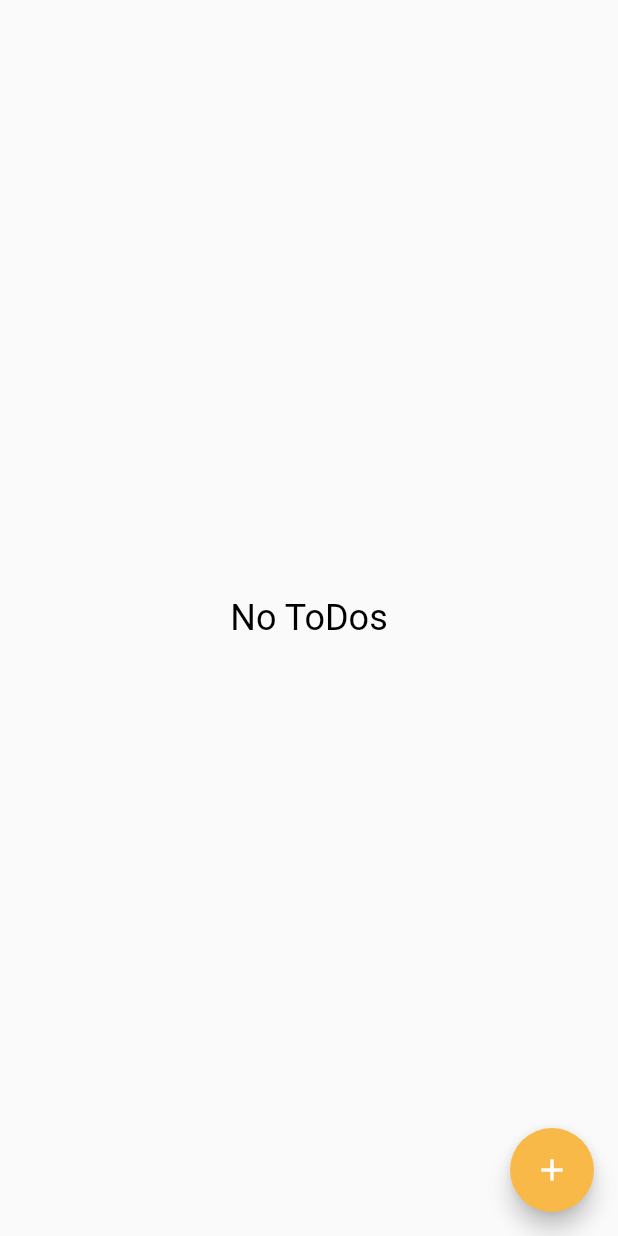
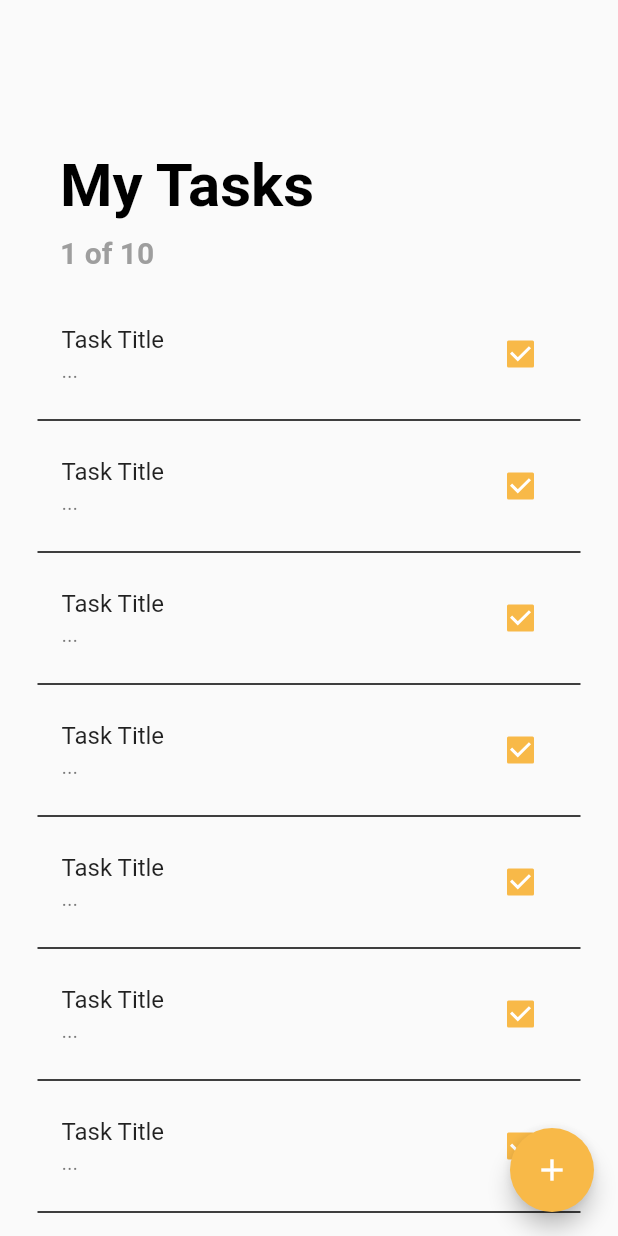
Before and after one commit to ManuHaa/notice_flutter_app, a Flutter app: the ToDoList screen opened directly, on a phone screen of 412 x 824 dp. Run offline on Flutter 3.47's test engine with Material 2 defaults, Android fonts, the phone set to English and light mode, and no system bars; our stand-ins replace sqflite; accounts and stored records are empty.

Commit message:
Todo angepasst

```diff
--- a/lib/db/todo_database.dart
+++ b/lib/db/todo_database.dart
@@ -27,13 +27,15 @@ class TodoDatabase {
     final idType = 'INTEGER PRIMARY KEY AUTOINCREMENT';
     final integerType = 'INTEGER NOT NULL';
     final textType = 'TEXT NOT NULL';
+    final dateType = 'NOT NULL';
 
     await db.execute('''
     CREATE TABLE $tableTodo (
       ${TodoFields.id} $idType,
-      ${TodoFields.number} $integerType,
       ${TodoFields.title} $textType,
-      ${TodoFields.description} $textType
+      ${TodoFields.dateTime} $dateType,
+      ${TodoFields.priority} $textType,
+      ${TodoFields.status} $integerType,
       )
       ''');
   }
--- a/lib/model/todo.dart
+++ b/lib/model/todo.dart
@@ -1,42 +1,54 @@
 final String tableTodo = 'todo';
 
 class TodoFields {
-  static final List<String> values = [id, number, title, description];
+  static final List<String> values = [id, title, dateTime, priority, status];
 
   static final String id = '_id';
-  static final String number = 'number';
   static final String title = 'title';
-  static final String description = 'description';
+  static final String dateTime = 'dateTime';
+  static final String priority = 'priority';
+  static final String status = 'status';
 }
 
 class Todo {
   final int? id;
-  final int number;
   final String title;
-  final String description;
+  final DateTime dateTime;
+  final String priority;
+  final int status; // 0 incomplete, 1 complete
 
   const Todo(
       {this.id,
-      required this.number,
       required this.title,
-      required this.description});
+      required this.dateTime,
+      required this.priority,
+      required this.status});
 
-  Todo copy({int? id, int? number, String? title, String? description}) => Todo(
-      id: id ?? this.id,
-      number: number ?? this.number,
-      title: title ?? this.title,
-      description: description ?? this.description);
+  Todo copy(
+          {int? id,
+          String? title,
+          DateTime? dateTime,
+          String? priority,
+          int? status}) =>
+      Todo(
+          id: id ?? this.id,
+          title: title ?? this.title,
+          dateTime: dateTime ?? this.dateTime,
+          priority: priority ?? this.priority,
+          status: status ?? this.status);
 
   Map<String, Object?> toJson() => {
         TodoFields.id: id,
-        TodoFields.number: number,
         TodoFields.title: title,
-        TodoFields.description: description
+        TodoFields.dateTime: dateTime,
+        TodoFields.priority: priority,
+        TodoFields.status: status
       };
 
   static Todo fromJson(Map<String, Object?> json) => Todo(
       id: json[TodoFields.id] as int?,
-      number: json[TodoFields.number] as int,
       title: json[TodoFields.title] as String,
-      description: json[TodoFields.description] as String);
+      dateTime: json[TodoFields.dateTime] as DateTime,
+      priority: json[TodoFields.priority] as String,
+      status: json[TodoFields.status] as int);
 }
--- a/lib/views/todos.dart
+++ b/lib/views/todos.dart
@@ -1,13 +1,10 @@
-import 'dart:async';
-import 'package:flutter_staggered_grid_view/flutter_staggered_grid_view.dart';
 import 'package:flutter/material.dart';
+import 'package:notice_flutter_app/views/todos_add_page.dart';
 import 'package:notice_flutter_app/widgets/nav-drawer.dart';
-import 'package:notice_flutter_app/colorpalette/colorpalette.dart';
-import 'package:notice_flutter_app/db/todo_database.dart';
+
 import 'package:notice_flutter_app/model/todo.dart';
-import 'package:notice_flutter_app/widgets/todo_card_widget.dart';
-import 'todos_edit_page.dart';
-import 'todos_detail_page.dart';
+
+import 'todos_add_page.dart';
 
 //StatelessWidget -> sind nicht veränderbar
 //ist der Balken oben
@@ -39,55 +36,98 @@ class TodoListState extends State<ToDoList> {
   late List<Todo> todos;
   bool isLoading = false;
 
-  @override
+  /*@override
   void initState() {
     super.initState();
     refreshTodo();
-  }
+  }*/
 
   //close the DB
-  @override
+  /*@override
   void dispose() {
     TodoDatabase.instance.close();
     super.dispose();
-  }
+  }*/
 
   //refresh the db
-  Future refreshTodo() async {
+  /*Future refreshTodo() async {
     setState(() => isLoading = true);
     this.todos = await TodoDatabase.instance.readAllNotes();
 
     setState(() => isLoading = false);
+  }*/
+
+  @override
+  Widget build(BuildContext context) {
+    return Scaffold(
+        floatingActionButton: FloatingActionButton(
+          backgroundColor: Theme.of(context).primaryColor,
+          child: Icon(Icons.add),
+          onPressed: () => Navigator.push(
+              context, MaterialPageRoute(builder: (_) => AddPage())),
+        ),
+        body: ListView.builder(
+          padding: EdgeInsets.symmetric(vertical: 80.0),
+          itemCount: 10,
+          itemBuilder: (BuildContext context, int index) {
+            if (index == 0) {
+              return Padding(
+                padding: const EdgeInsets.symmetric(
+                    horizontal: 40.0, vertical: 20.0),
+                child: Column(
+                  crossAxisAlignment: CrossAxisAlignment.start,
+                  children: <Widget>[
+                    Text(
+                      'My Tasks',
+                      style: TextStyle(
+                        color: Colors.black,
+                        fontSize: 40.0,
+                        fontWeight: FontWeight.bold,
+                      ),
+                    ),
+                    SizedBox(height: 10.0),
+                    Text(
+                      '1 of 10',
+                      style: TextStyle(
+                          color: Colors.grey,
+                          fontSize: 20.0,
+                          fontWeight: FontWeight.w600),
+                    ),
+                  ],
+                ),
+              );
+            }
+            return buildTask(index);
+          },
+        ));
   }
 
-  @override
-  Widget build(BuildContext context) => Scaffold(
-        body: Center(
-          child: isLoading
-              ? CircularProgressIndicator()
-              : todos.isEmpty
-                  ? Text(
-                      'No ToDos',
-                      style: TextStyle(color: Colors.black, fontSize: 24),
-                    )
-                  : buildTodo(),
-        ),
-        //Butten zum hinzufügen
-        floatingActionButton: FloatingActionButton(
-          backgroundColor: MaterialColor(0xFFF8B948, color),
-          child: Icon(Icons.add),
-          onPressed: () async {
-            await Navigator.of(context).push(
-              MaterialPageRoute(builder: (context) => AddEditTodoPage()),
-            );
-
-            refreshTodo();
-          },
-        ),
-      );
+  Widget buildTask(int index) {
+    return Padding(
+        padding: EdgeInsets.symmetric(horizontal: 25),
+        child: Column(
+          children: [
+            ListTile(
+              title: Text('Task Title'),
+              subtitle: Text('...'),
+              trailing: Checkbox(
+                onChanged: (value) {
+                  print(value);
+                },
+                activeColor: Theme.of(context).primaryColor,
+                value: true,
+              ),
+            ),
+            const Divider(
+              color: Colors.black,
+              thickness: 1,
+            )
+          ],
+        ));
+  }
 
   // Build the whole list of todo items
-  Widget buildTodo() => StaggeredGridView.countBuilder(
+  /*Widget buildTodo() => StaggeredGridView.countBuilder(
         padding: EdgeInsets.all(8),
         itemCount: todos.length,
         staggeredTileBuilder: (index) => StaggeredTile.fit(2),
@@ -107,5 +147,5 @@ class TodoListState extends State<ToDoList> {
               },
               child: TodoCardWidget(todo: todo, index: index));
         },
-      );
+      );*/
 }
```
Also changed, not shown: lib/views/todos_add_page.dart (added, +165 -0 lines), lib/views/todos_detail_page.dart (deleted, +0 -96 lines), lib/views/todos_edit_page.dart (deleted, +0 -93 lines), lib/widgets/todo_card_widget.dart (deleted, +0 -67 lines), lib/widgets/todo_form_widget.dart (deleted, +0 -68 lines).
